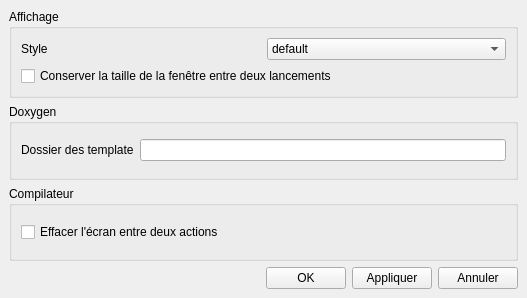
First picture: the form in projects/ProjectManager/settings/settingswindow.ui, repository darkFrancis/ProjectManager, before the edit.
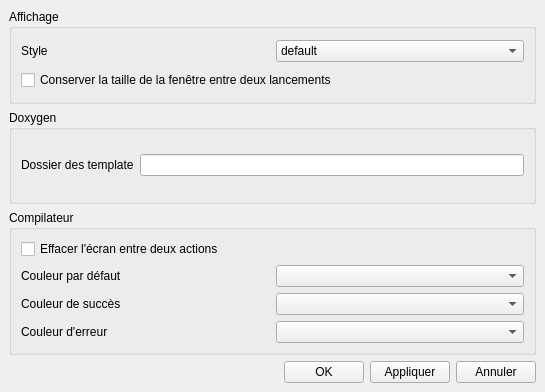
Second picture: the form after the edit.

Commit message: compiler print OK -> add colors

Diff of the .ui file:
```diff
--- a/projects/ProjectManager/settings/settingswindow.ui
+++ b/projects/ProjectManager/settings/settingswindow.ui
@@ -6,8 +6,8 @@
    <rect>
     <x>0</x>
     <y>0</y>
-    <width>527</width>
-    <height>298</height>
+    <width>545</width>
+    <height>392</height>
    </rect>
   </property>
   <property name="windowTitle">
@@ -55,6 +55,20 @@
        <string>Compilateur</string>
       </property>
       <layout class="QGridLayout" name="gridLayout_3">
+       <item row="2" column="0">
+        <widget class="QLabel" name="label_colorNormal">
+         <property name="text">
+          <string>Couleur par défaut</string>
+         </property>
+        </widget>
+       </item>
+       <item row="3" column="0">
+        <widget class="QLabel" name="label_colorSuccess">
+         <property name="text">
+          <string>Couleur de succès</string>
+         </property>
+        </widget>
+       </item>
        <item row="0" column="0">
         <widget class="QCheckBox" name="checkBox_autoclearScreen">
          <property name="text">
@@ -62,6 +76,22 @@
          </property>
         </widget>
        </item>
+       <item row="4" column="0">
+        <widget class="QLabel" name="label_colorError">
+         <property name="text">
+          <string>Couleur d'erreur</string>
+         </property>
+        </widget>
+       </item>
+       <item row="2" column="1">
+        <widget class="QComboBox" name="comboBox_colorNormal"/>
+       </item>
+       <item row="3" column="1">
+        <widget class="QComboBox" name="comboBox_colorSuccess"/>
+       </item>
+       <item row="4" column="1">
+        <widget class="QComboBox" name="comboBox_colorError"/>
+       </item>
       </layout>
      </widget>
     </item>
```
The commit also changes 6 other files.
